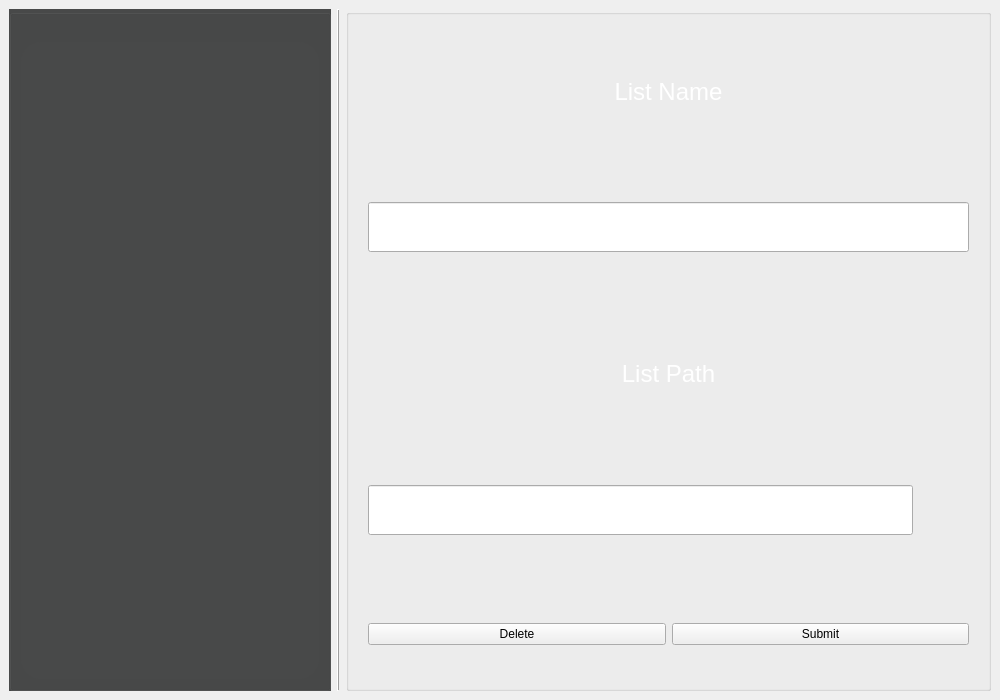
Qt form listset.ui (454270186/XJCO2811_UserInterface) before a commit.
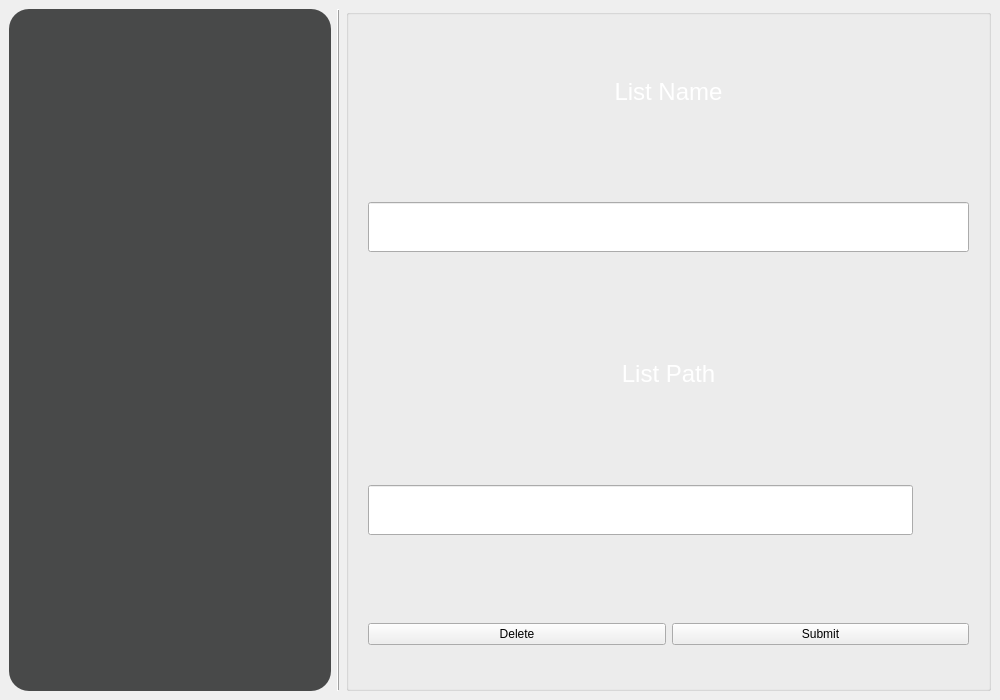
The same form after that commit. Icons and pictures are not drawn.

What changed in the file:
```diff
--- a/listset.ui
+++ b/listset.ui
@@ -72,7 +72,8 @@
        </size>
       </property>
       <property name="styleSheet">
-       <string notr="true">background-color: rgb(72, 73, 73);</string>
+       <string notr="true">background-color: rgb(72, 73, 73);
+border-radius: 20px;</string>
       </property>
       <layout class="QVBoxLayout" name="verticalLayout_left">
        <property name="spacing">
@@ -130,8 +131,8 @@
            <rect>
             <x>0</x>
             <y>0</y>
-            <width>304</width>
-            <height>619</height>
+            <width>310</width>
+            <height>628</height>
            </rect>
           </property>
           <layout class="QVBoxLayout" name="verticalLayout_6">
```
Left out of the diff: 3 changed lines with no effect on the pictures.
